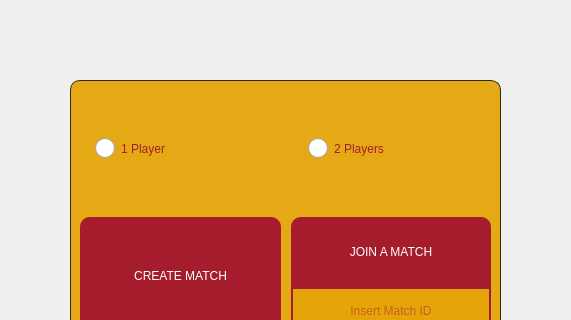
Qt form client/view/menu/pages/configurationPage.ui (valentinbersi/DuckGame-Recreation) before a commit; both pictures show x 120 to 691 and y 0 to 320 of the 800 by 600 pixel window.
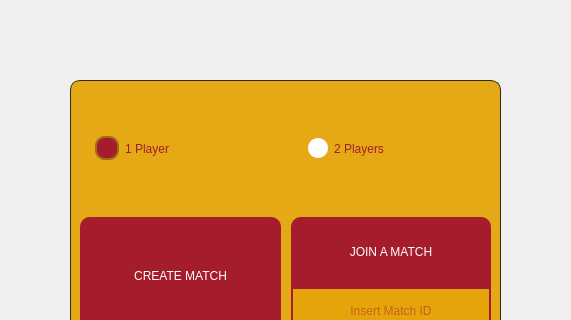
The same form after that commit.

Commit message: update: visibility of player selection

```diff
--- a/client/view/menu/pages/configurationPage.ui
+++ b/client/view/menu/pages/configurationPage.ui
@@ -108,20 +108,22 @@
                                             QRadioButton::indicator {
                                             width: 20px;
                                             height: 20px;
-                                            }
-
-                                            QRadioButton::indicator:checked {
                                             background-color: white;
-                                            border: 2px solid green;
                                             border-radius: 10px;
                                             }
 
-
-                                        </string>
+                                            QRadioButton::indicator:checked {
+                                            background-color: rgb(165, 29, 45);
+                                            border: 2px solid rgb(161, 105, 25);
+                                            border-radius: 10px;
+                                            }</string>
          </property>
          <property name="text">
           <string>1 Player</string>
          </property>
+         <property name="checked">
+          <bool>true</bool>
+         </property>
         </widget>
        </item>
        <item>
@@ -142,20 +144,22 @@
                                             QRadioButton::indicator {
                                             width: 20px;
                                             height: 20px;
-                                            }
-
-                                            QRadioButton::indicator:checked {
                                             background-color: white;
-                                            border: 2px solid green;
                                             border-radius: 10px;
                                             }
 
-
-                                        </string>
+                                            QRadioButton::indicator:checked {
+                                            background-color: rgb(165, 29, 45);
+                                            border: 2px solid rgb(161, 105, 25);
+                                            border-radius: 10px;
+                                            }</string>
          </property>
          <property name="text">
           <string>2 Players</string>
          </property>
+         <property name="checked">
+          <bool>false</bool>
+         </property>
         </widget>
        </item>
       </layout>
```
Left out of the diff: 16 changed lines with no effect on the pictures.
